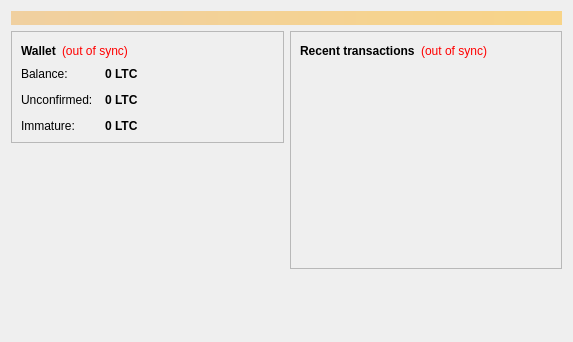
Qt form src/qt/forms/overviewpage.ui (oilgascoin/OilGasCoin) before a commit.
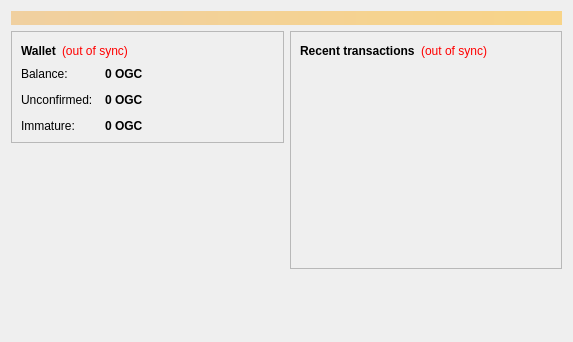
The same form after that commit.

Patch:
```diff
--- a/src/qt/forms/overviewpage.ui
+++ b/src/qt/forms/overviewpage.ui
@@ -122,7 +122,7 @@
                <string>Your current balance</string>
               </property>
               <property name="text">
-               <string notr="true">0 LTC</string>
+               <string notr="true">0 OGC</string>
               </property>
               <property name="textInteractionFlags">
                <set>Qt::LinksAccessibleByMouse|Qt::TextSelectableByKeyboard|Qt::TextSelectableByMouse</set>
@@ -151,7 +151,7 @@
                <string>Total of transactions that have yet to be confirmed, and do not yet count toward the current balance</string>
               </property>
               <property name="text">
-               <string notr="true">0 LTC</string>
+               <string notr="true">0 OGC</string>
               </property>
               <property name="textInteractionFlags">
                <set>Qt::LinksAccessibleByMouse|Qt::TextSelectableByKeyboard|Qt::TextSelectableByMouse</set>
@@ -177,7 +177,7 @@
                <string>Mined balance that has not yet matured</string>
               </property>
               <property name="text">
-               <string notr="true">0 LTC</string>
+               <string notr="true">0 OGC</string>
               </property>
               <property name="textInteractionFlags">
                <set>Qt::LinksAccessibleByMouse|Qt::TextSelectableByKeyboard|Qt::TextSelectableByMouse</set>
```
Left out of the diff: 4 changed lines with no effect on the pictures.
